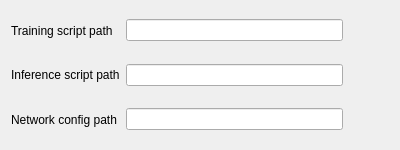
The window that src/main/view/settings/settingsnetworkpage.ui (florianblume/6d-pat) describes before a commit, drawn with Qt 5.
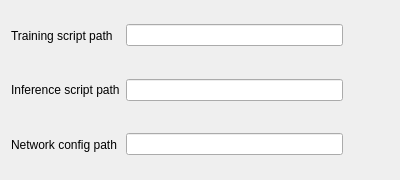
The same window after the commit.

Diff of the .ui file:
```diff
--- a/src/main/view/settings/settingsnetworkpage.ui
+++ b/src/main/view/settings/settingsnetworkpage.ui
@@ -7,13 +7,13 @@
     <x>0</x>
     <y>0</y>
     <width>400</width>
-    <height>150</height>
+    <height>180</height>
    </rect>
   </property>
   <property name="maximumSize">
    <size>
     <width>16777215</width>
-    <height>150</height>
+    <height>180</height>
    </size>
   </property>
   <property name="windowTitle">
```
